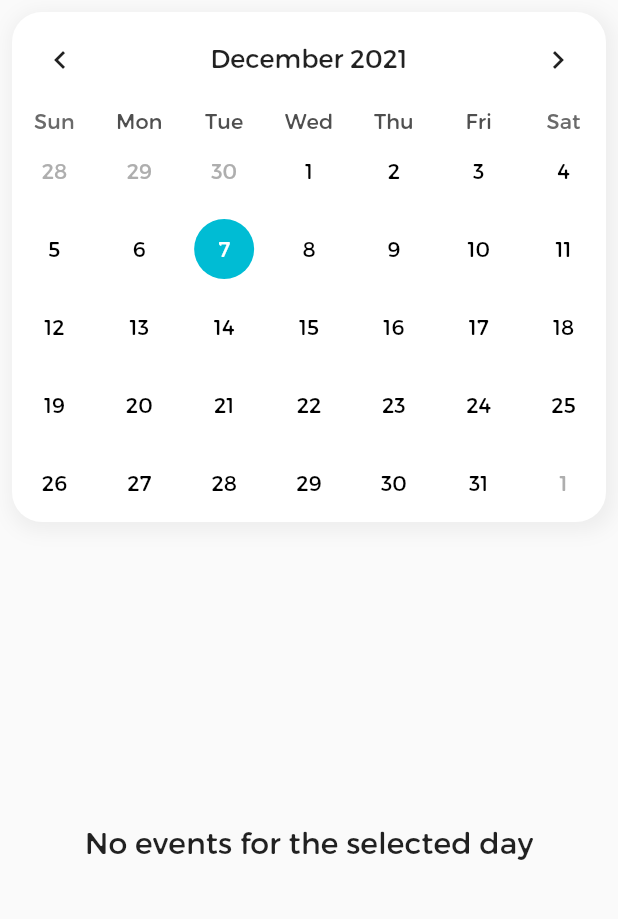
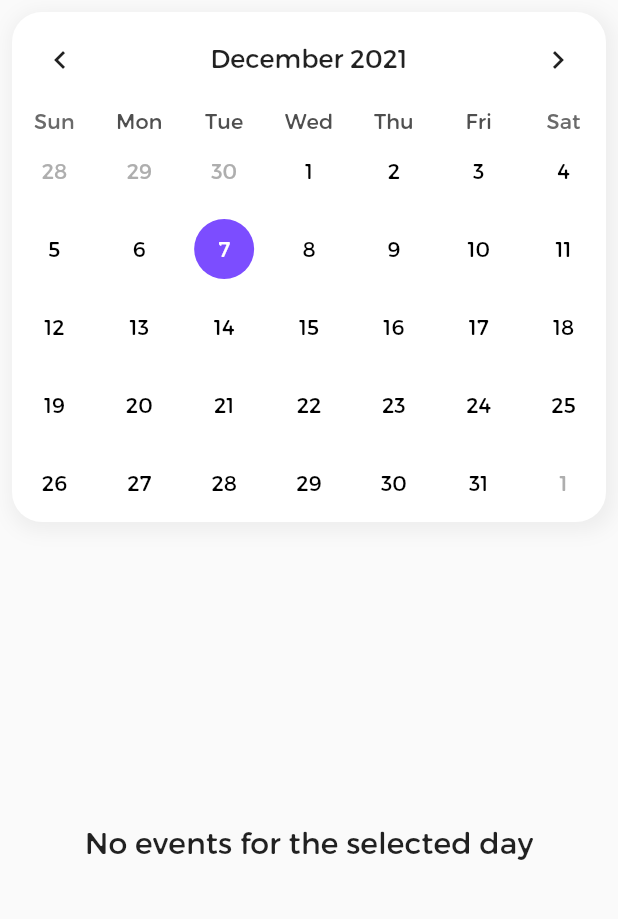
Before and after one commit to atedesch1/mebook, a Flutter app: the ScheduleScreen screen opened directly, on a phone screen of 412 x 824 dp, the part 84-1003 px from its top. Run offline on Flutter 3.47's test engine with Material 2 defaults, Android fonts, the phone set to English and light mode, and no system bars; drawn by our look-alikes of table_calendar; our stand-ins replace cloud_firestore, device_preview, firebase_auth, firebase_core, flutter_dotenv, google_sign_in and 1 more; missing offline and left inert: extension_google_sign_in_as_googleapis_auth, googleapis; accounts and stored records are empty; project files that could hold a hidden picture were left out.

Commit message:
change theming

```diff
--- a/mobile/lib/res/theme.dart
+++ b/mobile/lib/res/theme.dart
@@ -4,9 +4,10 @@ class MebookTheme {
   ThemeData get themeData => ThemeData(
         primaryColor: Colors.white,
         accentColor: Colors.grey,
-        primarySwatch: Colors.cyan,
-        backgroundColor: Colors.cyan,
+        primarySwatch: Colors.deepPurple,
+        backgroundColor: Colors.deepPurpleAccent,
         fontFamily: 'TruenoRound',
+        appBarTheme: AppBarTheme(foregroundColor: Colors.black),
         elevatedButtonTheme: ElevatedButtonThemeData(
           style: ButtonStyle(
             padding: MaterialStateProperty.all<EdgeInsets>(
--- a/mobile/lib/screens/notes_screen.dart
+++ b/mobile/lib/screens/notes_screen.dart
@@ -52,7 +52,7 @@ class _NotesScreenState extends State<NotesScreen> {
           notesService: notesService,
           context: context,
         ),
-        backgroundColor: Colors.cyan,
+        backgroundColor: Theme.of(context).backgroundColor,
         child: Icon(Icons.add),
       ),
       body: CustomScrollView(
--- a/mobile/lib/widgets/finances/filter_by_month_slider.dart
+++ b/mobile/lib/widgets/finances/filter_by_month_slider.dart
@@ -114,7 +114,9 @@ class _FilterByMonthSliderState extends State<FilterByMonthSlider> {
                 getText(monthsAbbr, index),
                 style: TextStyle(
                   fontWeight: FontWeight.bold,
-                  color: index == _selectedMonth ? Colors.cyan : Colors.black54,
+                  color: index == _selectedMonth
+                      ? Theme.of(context).backgroundColor
+                      : Colors.black54,
                 ),
               ),
       );
--- a/mobile/lib/widgets/schedule/calendar.dart
+++ b/mobile/lib/widgets/schedule/calendar.dart
@@ -90,7 +90,7 @@ class _CalendarState extends State<Calendar> {
                 hasEvents: snapshot.hasData
                     ? dayHasEvent.containsKey(date.day)
                     : false,
-                color: Theme.of(context).backgroundColor,
+                color: Colors.deepPurpleAccent,
                 textColor: Colors.white,
                 content: date.day.toString(),
               ),
@@ -98,7 +98,8 @@ class _CalendarState extends State<Calendar> {
                 hasEvents: snapshot.hasData
                     ? dayHasEvent.containsKey(date.day)
                     : false,
-                color: Colors.cyan[100],
+                textColor: Colors.white,
+                color: Colors.deepPurpleAccent[100],
                 content: date.day.toString(),
               ),
             ),
--- a/mobile/lib/widgets/schedule/day_container.dart
+++ b/mobile/lib/widgets/schedule/day_container.dart
@@ -31,7 +31,7 @@ class DayContainer extends StatelessWidget {
             margin: EdgeInsets.only(top: 20),
             width: 3.5,
             decoration: BoxDecoration(
-              color: Colors.deepPurpleAccent,
+              color: Colors.purpleAccent,
               shape: BoxShape.circle,
             ),
           )
--- a/mobile/lib/widgets/schedule/select_calendar_card.dart
+++ b/mobile/lib/widgets/schedule/select_calendar_card.dart
@@ -35,7 +35,7 @@ class SelectCalendarCard extends StatelessWidget {
                   style: TextStyle(
                     color:
                         calendars.keys.toList()[index] == previouslySelected.key
-                            ? Colors.purple
+                            ? Colors.deepPurple
                             : Colors.black,
                   ),
                 ),
```
